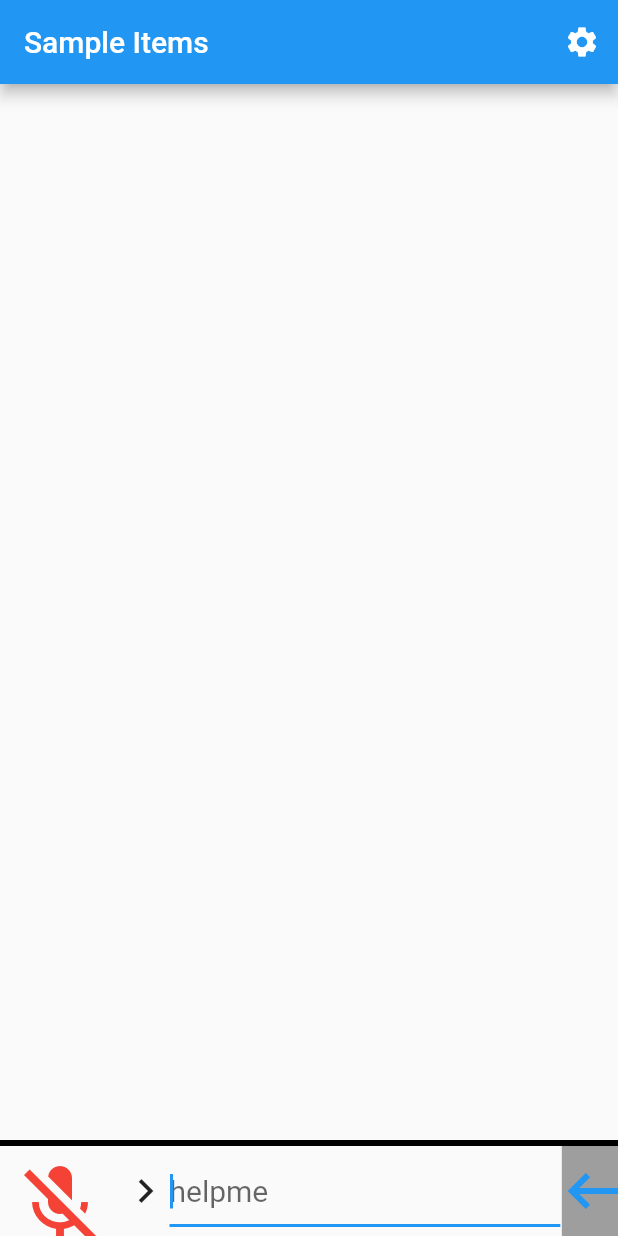
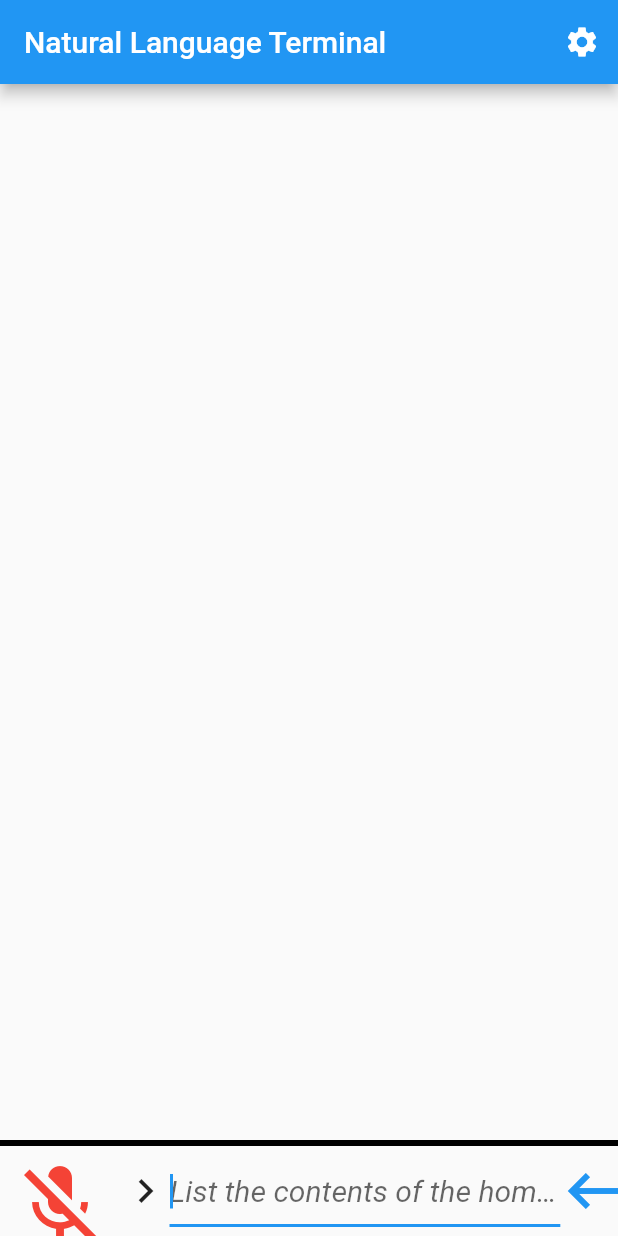
Before and after one commit to gabrielclark3330/natural-language-shell, a Flutter app: the screen it shows after launch, on a phone screen of 412 x 824 dp. Run offline on Flutter 3.47's test engine with Material 2 defaults, Android fonts, the phone set to English and light mode, and no system bars; missing offline and left inert: dart:ffi, record; generated files the repository leaves out were written again.

Commit message:
Minor UI updates

```diff
--- a/frontend/natural_language_shell/lib/src/input/input_field.dart
+++ b/frontend/natural_language_shell/lib/src/input/input_field.dart
@@ -39,7 +39,8 @@ class _InputField extends State<InputField> {
                 FocusScope.of(context).requestFocus(textField.focus);
               },
               decoration: const InputDecoration(
-                hintText: "helpme",
+                hintText: "List the contents of the home directory...",
+                hintStyle: TextStyle(fontStyle: FontStyle.italic),
               ),
             );
           })),
--- a/frontend/natural_language_shell/lib/src/submit/submit_button.dart
+++ b/frontend/natural_language_shell/lib/src/submit/submit_button.dart
@@ -7,7 +7,7 @@ import 'package:provider/provider.dart';
 // import 'package:flutter/src/widgets/placeholder.dart';
 final ButtonStyle flatButtonStyle = TextButton.styleFrom(
   minimumSize: const Size(10, 10),
-  backgroundColor: Colors.grey,
+  // backgroundColor: Colors.grey,
   padding: const EdgeInsets.all(0),
   shape: RoundedRectangleBorder(
     borderRadius: BorderRadius.circular(0),
--- a/frontend/natural_language_shell/lib/src/terminal/terminal_view.dart
+++ b/frontend/natural_language_shell/lib/src/terminal/terminal_view.dart
@@ -10,7 +10,7 @@ class TerminalView extends StatelessWidget {
   Widget build(BuildContext context) {
     return Scaffold(
       appBar: AppBar(
-        title: const Text('Sample Items'),
+        title: const Text('Natural Language Terminal'),
         actions: [
           IconButton(
             icon: const Icon(Icons.settings),
```
Also changed, not shown: frontend/natural_language_shell/lib/src/history/output_struct.dart (+7 -3 lines).
